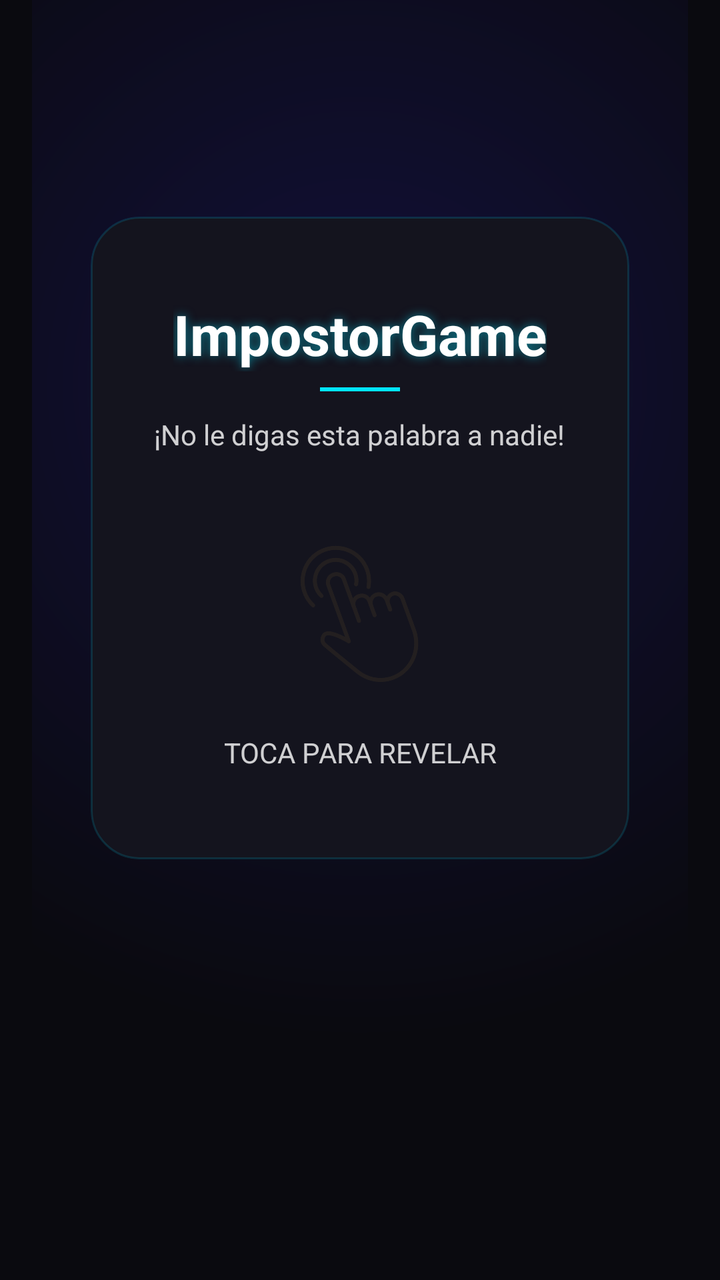
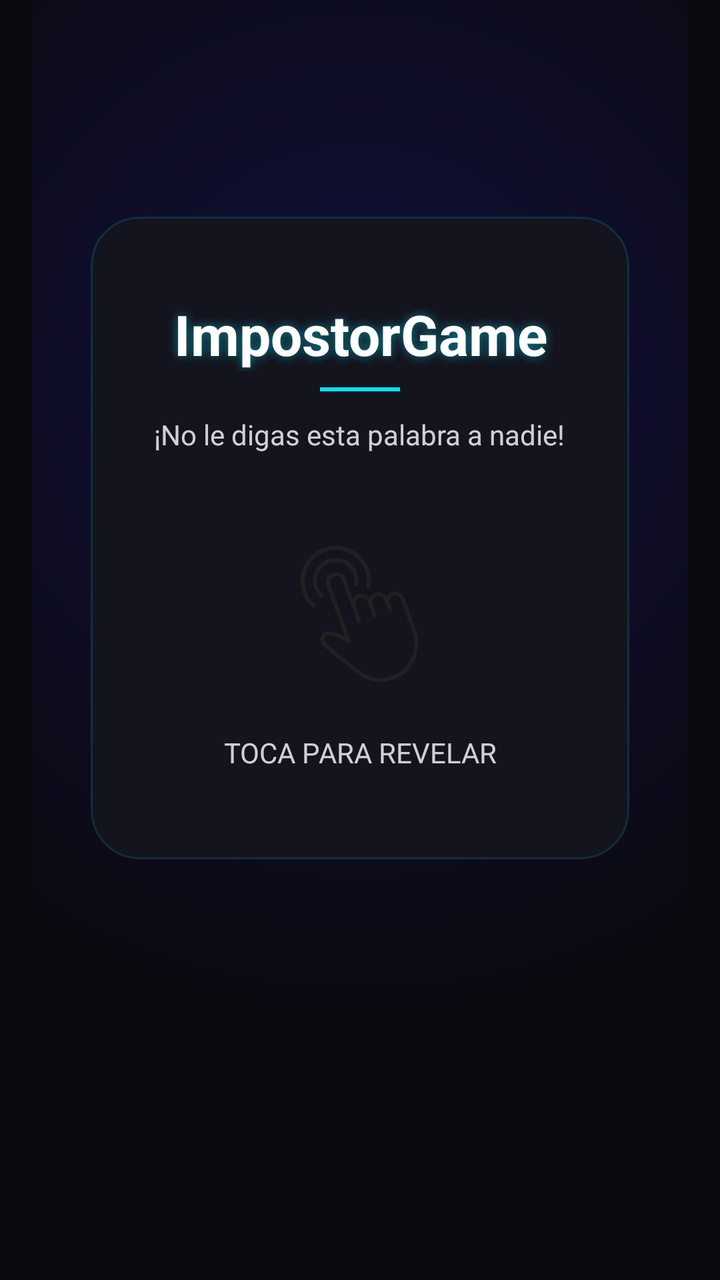

Before-and-after screenshots of an Android layout around one commit, followed by the original layout XML and the change that was made.
<!-- AndroidManifest.xml: application theme Theme.ImpostorGame -->
<!-- res/layout/activity_impostor_reveal_final.xml -->
<?xml version="1.0" encoding="utf-8"?>
<androidx.constraintlayout.widget.ConstraintLayout
    xmlns:android="http://schemas.android.com/apk/res/android"
    xmlns:app="http://schemas.android.com/apk/res-auto"
    android:id="@+id/layout"
    android:layout_width="match_parent"
    android:layout_height="match_parent"
    android:background="#0A0A0F"
    android:paddingLeft="16dp"
    android:paddingRight="16dp">

    
    <View
        android:layout_width="match_parent"
        android:layout_height="match_parent"
        android:background="@drawable/bg_datos_curiosos"
        app:layout_constraintTop_toTopOf="parent"
        app:layout_constraintBottom_toBottomOf="parent"
        app:layout_constraintStart_toStartOf="parent"
        app:layout_constraintEnd_toEndOf="parent" />

    
    <ImageView
        android:id="@+id/imgLetraS"
        android:layout_width="300dp"
        android:layout_height="300dp"
        android:alpha="0.18"
        android:src="@drawable/ic_letra_s"
        android:visibility="gone"
        app:layout_constraintTop_toTopOf="parent"
        app:layout_constraintBottom_toBottomOf="parent"
        app:layout_constraintStart_toStartOf="parent"
        app:layout_constraintEnd_toEndOf="parent" />

    
    <View
        android:id="@+id/ring1"
        android:layout_width="0dp"
        android:layout_height="0dp"
        android:visibility="gone"
        app:layout_constraintTop_toTopOf="parent"
        app:layout_constraintBottom_toBottomOf="parent"
        app:layout_constraintStart_toStartOf="parent"
        app:layout_constraintEnd_toEndOf="parent"/>

    <View
        android:id="@+id/ring2"
        android:layout_width="0dp"
        android:layout_height="0dp"
        android:visibility="gone"
        app:layout_constraintTop_toTopOf="parent"
        app:layout_constraintBottom_toBottomOf="parent"
        app:layout_constraintStart_toStartOf="parent"
        app:layout_constraintEnd_toEndOf="parent"/>

    
    <androidx.cardview.widget.CardView
        android:id="@+id/cardViewPrincipal"
        android:layout_width="0dp"
        android:layout_height="wrap_content"
        android:layout_margin="20dp"
        app:cardCornerRadius="24dp"
        app:cardElevation="0dp"
        app:cardUseCompatPadding="true"
        app:cardBackgroundColor="@android:color/transparent"
        app:layout_constraintTop_toTopOf="parent"
        app:layout_constraintBottom_toTopOf="@id/nenxtPlayer"
        app:layout_constraintStart_toStartOf="parent"
        app:layout_constraintEnd_toEndOf="parent"
        app:layout_constraintVertical_bias="0.45">

        <LinearLayout
            android:id="@+id/layoutCard"
            android:layout_width="match_parent"
            android:layout_height="wrap_content"
            android:orientation="vertical"
            android:background="@drawable/bg_reveal_content"
            android:padding="24dp">

            <TextView
                android:id="@+id/turnPlayerName"
                android:layout_width="wrap_content"
                android:layout_height="wrap_content"
                android:layout_gravity="center_horizontal"
                android:layout_marginTop="16dp"
                android:layout_marginBottom="8dp"
                android:text="@string/app_name"
                android:textSize="28sp"
                android:textStyle="bold"
                android:textColor="@android:color/white"
                android:shadowColor="#8000E5FF"
                android:shadowDx="0"
                android:shadowDy="0"
                android:shadowRadius="12"/>

            
            <View
                android:layout_width="40dp"
                android:layout_height="2dp"
                android:layout_gravity="center_horizontal"
                android:layout_marginBottom="12dp"
                android:background="#00E5FF" />

            <TextView
                android:id="@+id/txtTwo"
                android:layout_width="wrap_content"
                android:layout_height="wrap_content"
                android:layout_gravity="center_horizontal"
                android:text="@string/reveal_no_digas"
                android:textSize="14sp"
                android:textColor="#CCFFFFFF" />

            <ImageView
                android:id="@+id/imgDedo"
                android:layout_width="80dp"
                android:layout_height="80dp"
                android:layout_gravity="center_horizontal"
                android:layout_marginTop="40dp"
                android:rotation="-20"
                android:src="@drawable/ic_touch_app" />

            <TextView
                android:id="@+id/presText"
                android:layout_width="match_parent"
                android:layout_height="wrap_content"
                android:layout_gravity="center_horizontal"
                android:layout_marginTop="20dp"
                android:layout_marginBottom="20dp"
                android:text="@string/reveal_toca"
                android:textSize="14sp"
                android:textColor="#CCFFFFFF"
                android:gravity="center_horizontal" />

            <TextView
                android:id="@+id/detailsPlayer"
                android:layout_width="match_parent"
                android:layout_height="wrap_content"
                android:layout_gravity="center_horizontal"
                android:layout_marginBottom="20dp"
                android:text="@string/reveal_identity_question"
                android:gravity="center"
                android:textSize="32sp"
                android:textStyle="bold"
                android:textColor="@android:color/white"
                android:visibility="gone" />

            <ImageView
                android:id="@+id/imgWord"
                android:layout_width="160dp"
                android:layout_height="160dp"
                android:layout_gravity="center"
                android:scaleType="centerCrop"
                android:background="@drawable/rounded_image_bg"
                android:clipToOutline="true"
                android:visibility="gone" />

            <TextView
                android:id="@+id/hintPlayer"
                android:layout_width="match_parent"
                android:layout_height="wrap_content"
                android:layout_gravity="center_horizontal"
                android:gravity="center"
                android:textAlignment="center"
                android:layout_marginTop="25dp"
                android:layout_marginBottom="20dp"
                android:textSize="25sp"
                android:textColor="#00E5FF"
                android:textStyle="bold"
                android:visibility="gone" />

        </LinearLayout>
    </androidx.cardview.widget.CardView>

    
    <androidx.cardview.widget.CardView
        android:id="@+id/nenxtPlayer"
        android:layout_width="0dp"
        android:layout_height="wrap_content"
        android:layout_margin="20dp"
        android:visibility="invisible"
        app:cardCornerRadius="16dp"
        app:cardElevation="0dp"
        app:cardUseCompatPadding="true"
        app:cardBackgroundColor="@android:color/transparent"
        app:layout_constraintBottom_toBottomOf="parent"
        app:layout_constraintStart_toStartOf="parent"
        app:layout_constraintEnd_toEndOf="parent">

        <TextView
            android:id="@+id/textNextPlayer"
            android:layout_width="match_parent"
            android:layout_height="wrap_content"
            android:background="@drawable/btn_final"
            android:paddingLeft="20dp"
            android:paddingRight="20dp"
            android:paddingTop="14dp"
            android:paddingBottom="14dp"
            android:gravity="center"
            android:text="@string/reveal_siguiente"
            android:textColor="@android:color/white"
            android:textStyle="bold"
            android:textSize="15sp"
            android:letterSpacing="0.05" />
    </androidx.cardview.widget.CardView>

</androidx.constraintlayout.widget.ConstraintLayout>
<!-- resources referenced by this layout -->
<resources>
  <!-- drawable bg_datos_curiosos (drawable) -->
  <?xml version="1.0" encoding="utf-8"?>
  <shape xmlns:android="http://schemas.android.com/apk/res/android">
      <gradient
          android:type="radial"
          android:gradientRadius="100%"
          android:centerX="0.5"
          android:centerY="0.3"
          android:startColor="#12103A"
          android:endColor="#0A0A0F" />
  </shape>
  <!-- drawable bg_reveal_content (drawable) -->
  <?xml version="1.0" encoding="utf-8"?>
  <shape xmlns:android="http://schemas.android.com/apk/res/android">
      <solid android:color="#14141E" />
      <corners android:radius="24dp" />
      <stroke android:width="1dp" android:color="#2500E5FF" />
  </shape>
  <!-- drawable btn_final (drawable) -->
  <?xml version="1.0" encoding="utf-8"?>
  <layer-list xmlns:android="http://schemas.android.com/apk/res/android">
  
      
      <item>
          <shape>
              <corners android:radius="18dp" />
              <solid android:color="#2000E5FF" />
          </shape>
      </item>
  
      
      <item
          android:bottom="2dp"
          android:left="2dp"
          android:right="2dp"
          android:top="2dp">
          <shape>
              <corners android:radius="16dp" />
              <gradient
                  android:angle="90"
                  android:startColor="#0D1117"
                  android:centerColor="#111520"
                  android:endColor="#0A0F1A"
                  android:type="linear" />
              <stroke
                  android:width="1dp"
                  android:color="#6000E5FF" />
          </shape>
      </item>
  
  </layer-list>
  <!-- drawable rounded_image_bg (drawable) -->
  <?xml version="1.0" encoding="utf-8"?>
  <shape xmlns:android="http://schemas.android.com/apk/res/android">
      <corners android:radius="18dp" />
      <solid android:color="@android:color/transparent" />
  </shape>
  <string name="app_name">ImpostorGame</string>
  <string name="reveal_identity_question">¿Impostor o no?</string>
  <string name="reveal_no_digas">¡No le digas esta palabra a nadie!</string>
  <string name="reveal_siguiente">⏭ SIGUIENTE JUGADOR</string>
  <string name="reveal_toca">TOCA PARA REVELAR</string>
  <style name="Theme.ImpostorGame" parent="Base.Theme.ImpostorGame">
          <item name="colorPrimary">#00E5FF</item>
          <item name="colorOnPrimary">#FFFFFF</item>
          <item name="android:statusBarColor">@android:color/transparent</item>
          <item name="android:navigationBarColor">@android:color/transparent</item>
          <item name="android:windowBackground">@android:color/black</item>
      </style>
  <style name="Base.Theme.ImpostorGame" parent="Theme.Material3.DayNight.NoActionBar">
          <item name="android:textViewStyle">@style/ImpostorGame.TextView</item>
      </style>
  <style name="ImpostorGame.TextView" parent="android:Widget.TextView">
          <item name="android:hyphenationFrequency">none</item>
          <item name="android:breakStrategy">simple</item>
      </style>
  <!-- unchanged entries left out for length: 2 -->
</resources>

<!-- the commit's change to res/layout/activity_impostor_reveal_final.xml (unified diff, before → after) -->
@@ -79,11 +79,14 @@
 
             <TextView
                 android:id="@+id/turnPlayerName"
-                android:layout_width="wrap_content"
+                android:layout_width="match_parent"
                 android:layout_height="wrap_content"
                 android:layout_gravity="center_horizontal"
                 android:layout_marginTop="16dp"
                 android:layout_marginBottom="8dp"
+                android:ellipsize="end"
+                android:gravity="center"
+                android:maxLines="2"
                 android:text="@string/app_name"
                 android:textSize="28sp"
                 android:textStyle="bold"
